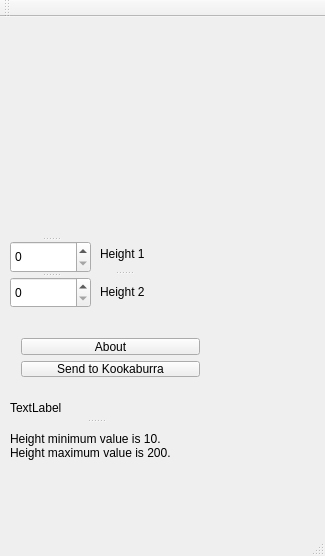
First picture: the form in FlightPlanner/src/mainwindow.ui, repository VvWijhe/kookaburra, before the edit.
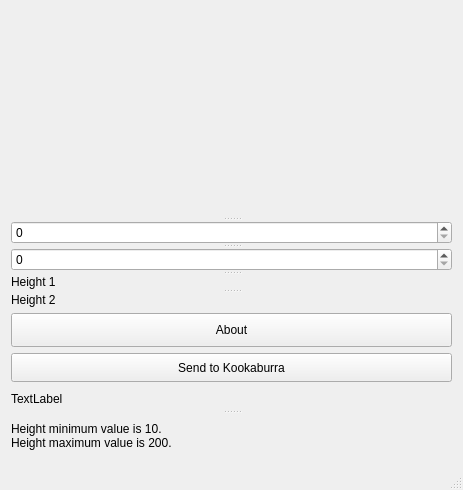
Second picture: the form after the edit. Icons and pictures are not drawn.

Commit message: flightplanner layout changes

```diff
--- a/FlightPlanner/src/mainwindow.ui
+++ b/FlightPlanner/src/mainwindow.ui
@@ -6,22 +6,22 @@
    <rect>
     <x>0</x>
     <y>0</y>
-    <width>325</width>
-    <height>556</height>
+    <width>463</width>
+    <height>490</height>
    </rect>
   </property>
   <property name="windowTitle">
    <string>MainWindow</string>
   </property>
   <widget class="QWidget" name="centralWidget">
+   <layout class="QVBoxLayout" name="verticalLayout_2">
+    <item>
    <widget class="QLabel" name="PandaPic">
-    <property name="geometry">
-     <rect>
-      <x>10</x>
-      <y>10</y>
-      <width>200</width>
+      <property name="minimumSize">
+       <size>
+        <width>100</width>
       <height>200</height>
-     </rect>
+       </size>
     </property>
     <property name="text">
      <string/>
@@ -33,15 +33,65 @@
      <bool>true</bool>
     </property>
    </widget>
-   <widget class="QWidget" name="layoutWidget">
-    <property name="geometry">
-     <rect>
-      <x>10</x>
-      <y>310</y>
-      <width>201</width>
-      <height>61</height>
-     </rect>
-    </property>
+    </item>
+    <item>
+     <widget class="QSplitter" name="splitter_5">
+      <property name="orientation">
+       <enum>Qt::Vertical</enum>
+      </property>
+      <widget class="QSplitter" name="splitter_2">
+       <property name="orientation">
+        <enum>Qt::Vertical</enum>
+       </property>
+       <widget class="QSplitter" name="splitter">
+        <property name="orientation">
+         <enum>Qt::Vertical</enum>
+        </property>
+       </widget>
+      </widget>
+      <widget class="QSpinBox" name="Height1">
+       <property name="maximumSize">
+        <size>
+         <width>16777215</width>
+         <height>34</height>
+        </size>
+       </property>
+       <property name="maximum">
+        <number>200</number>
+       </property>
+       <property name="value">
+        <number>0</number>
+       </property>
+      </widget>
+      <widget class="QSpinBox" name="Height2">
+       <property name="maximumSize">
+        <size>
+         <width>16777215</width>
+         <height>34</height>
+        </size>
+       </property>
+       <property name="maximum">
+        <number>200</number>
+       </property>
+      </widget>
+      <widget class="QSplitter" name="splitter_4">
+       <property name="orientation">
+        <enum>Qt::Vertical</enum>
+       </property>
+       <widget class="QLabel" name="label">
+        <property name="text">
+         <string>Height 1</string>
+        </property>
+       </widget>
+       <widget class="QLabel" name="label_2">
+        <property name="text">
+         <string>Height 2</string>
+        </property>
+       </widget>
+      </widget>
+     </widget>
+    </item>
+    <item>
     <layout class="QVBoxLayout" name="verticalLayout">
      <property name="sizeConstraint">
       <enum>QLayout::SetNoConstraint</enum>
@@ -52,6 +102,12 @@
         <enum>Qt::Vertical</enum>
        </property>
        <widget class="QPushButton" name="pushButton_2">
+         <property name="maximumSize">
+          <size>
+           <width>16777215</width>
+           <height>34</height>
+          </size>
+         </property>
         <property name="text">
          <string>About</string>
         </property>
@@ -60,70 +116,21 @@
      </item>
      <item>
       <widget class="QPushButton" name="pushButton_3">
+        <property name="maximumSize">
+         <size>
+          <width>16777215</width>
+          <height>34</height>
+         </size>
+        </property>
        <property name="text">
         <string>Send to Kookaburra</string>
        </property>
       </widget>
      </item>
     </layout>
-   </widget>
-   <widget class="QSplitter" name="splitter_4">
-    <property name="geometry">
-     <rect>
-      <x>100</x>
-      <y>220</y>
-      <width>47</width>
-      <height>71</height>
-     </rect>
-    </property>
-    <property name="orientation">
-     <enum>Qt::Vertical</enum>
-    </property>
-    <widget class="QLabel" name="label">
-     <property name="text">
-      <string>Height 1</string>
-     </property>
-    </widget>
-    <widget class="QLabel" name="label_2">
-     <property name="text">
-      <string>Height 2</string>
-     </property>
-    </widget>
-   </widget>
-   <widget class="QSplitter" name="splitter_5">
-    <property name="geometry">
-     <rect>
-      <x>10</x>
-      <y>220</y>
-      <width>81</width>
-      <height>71</height>
-     </rect>
-    </property>
-    <property name="orientation">
-     <enum>Qt::Vertical</enum>
-    </property>
-    <widget class="QSplitter" name="splitter_2">
-     <property name="orientation">
-      <enum>Qt::Vertical</enum>
-     </property>
-     <widget class="QSplitter" name="splitter">
-      <property name="orientation">
-       <enum>Qt::Vertical</enum>
-      </property>
-     </widget>
-    </widget>
-    <widget class="QSpinBox" name="Height1"/>
-    <widget class="QSpinBox" name="Height2"/>
-   </widget>
+    </item>
+    <item>
    <widget class="QSplitter" name="splitter_6">
-    <property name="geometry">
-     <rect>
-      <x>10</x>
-      <y>380</y>
-      <width>172</width>
-      <height>71</height>
-     </rect>
-    </property>
     <property name="orientation">
      <enum>Qt::Vertical</enum>
     </property>
@@ -139,6 +146,8 @@
      </property>
     </widget>
    </widget>
+    </item>
+   </layout>
   </widget>
   <widget class="QMenuBar" name="menuBar">
    <property name="geometry">
@@ -150,14 +159,6 @@
     </rect>
    </property>
   </widget>
-  <widget class="QToolBar" name="mainToolBar">
-   <attribute name="toolBarArea">
-    <enum>TopToolBarArea</enum>
-   </attribute>
-   <attribute name="toolBarBreak">
-    <bool>false</bool>
-   </attribute>
-  </widget>
   <widget class="QStatusBar" name="statusBar"/>
   <action name="actionCom_gate_settings">
    <property name="text">
```
Left out of the diff: 2 changed lines with no effect on the pictures. Lines whose indentation alone changed are shown as unchanged. The commit also changes 6 other files.
